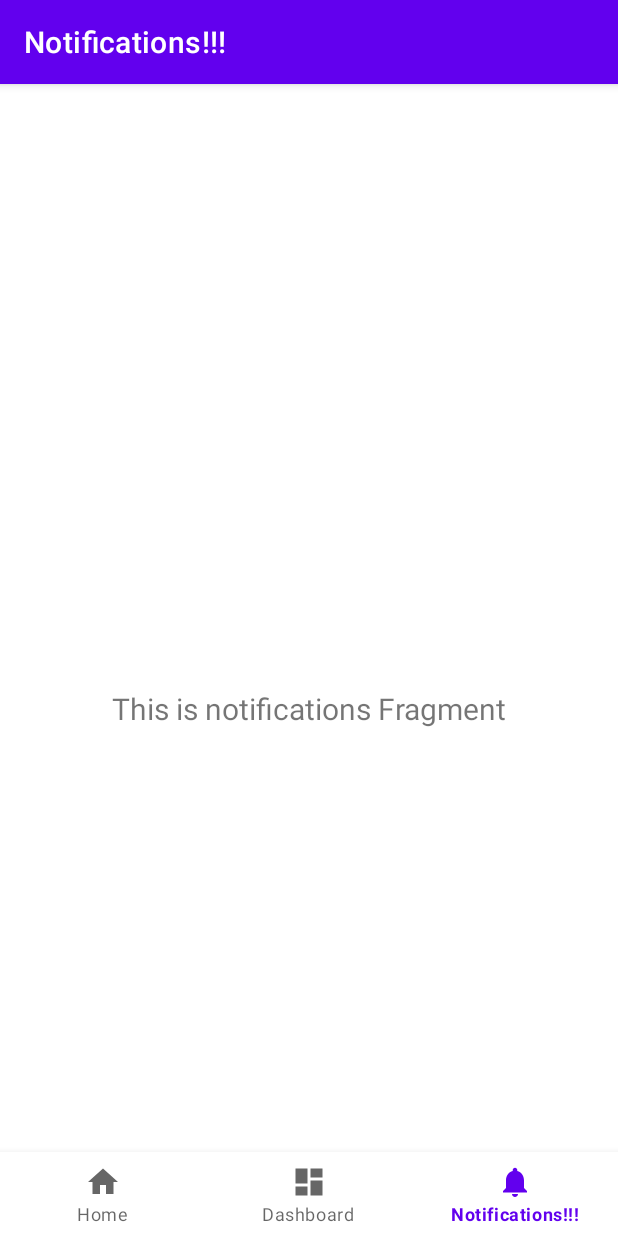
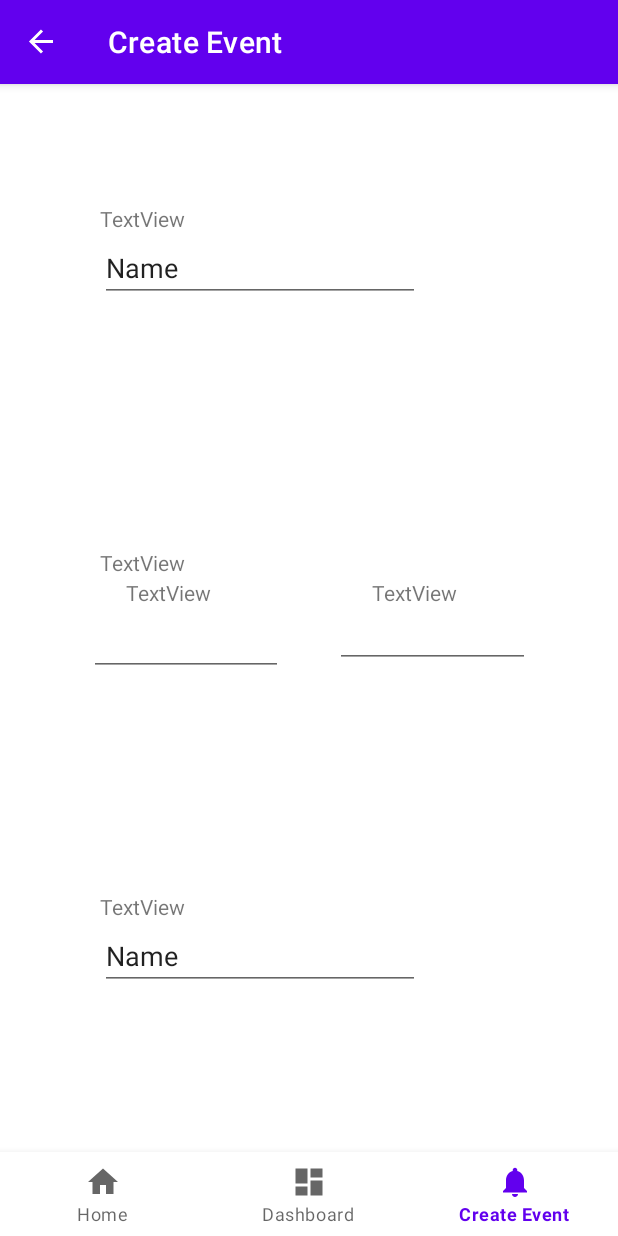
Before and after one commit to LucienLuc/kiwi, an Android app: the screen it shows after launch (MainActivity), item 3 of the bottom bar chosen, on a phone screen of 412 x 824 dp. Run offline under Robolectric (Android 15) with nearby library versions, the phone set to English and light mode, and no system bars; our stand-ins replace navigation-ui.

Commit message:
creation of event creation page

```diff
--- a/app/src/main/java/edu/ucsb/cs/cs184/group2/kiwi/MainActivity.kt
+++ b/app/src/main/java/edu/ucsb/cs/cs184/group2/kiwi/MainActivity.kt
@@ -26,7 +26,7 @@ class MainActivity : AppCompatActivity() {
         // menu should be considered as top level destinations.
         val appBarConfiguration = AppBarConfiguration(
             setOf(
-                R.id.navigation_home, R.id.navigation_dashboard, R.id.navigation_notifications
+                R.id.navigation_home, R.id.navigation_dashboard
             )
         )
         setupActionBarWithNavController(navController, appBarConfiguration)
--- /dev/null
+++ b/app/src/main/java/edu/ucsb/cs/cs184/group2/kiwi/ui/eventCreation/EventCreationFragment.kt
@@ -0,0 +1,37 @@
+package edu.ucsb.cs.cs184.group2.kiwi.ui.eventCreation
+
+import android.os.Bundle
+import android.view.LayoutInflater
+import android.view.View
+import android.view.ViewGroup
+import android.widget.TextView
+import androidx.fragment.app.Fragment
+import androidx.lifecycle.ViewModelProvider
+import edu.ucsb.cs.cs184.group2.kiwi.databinding.FragmentEventCreationBinding
+
+class EventCreationFragment : Fragment() {
+
+    private var _binding: FragmentEventCreationBinding? = null
+
+    // This property is only valid between onCreateView and onDestroyView.
+    private val binding get() = _binding!!
+
+    override fun onCreateView(
+        inflater: LayoutInflater,
+        container: ViewGroup?,
+        savedInstanceState: Bundle?
+    ): View {
+        val eventCreationViewModel =
+            ViewModelProvider(this).get(EventCreationViewModel::class.java)
+
+        _binding = FragmentEventCreationBinding.inflate(inflater, container, false)
+        val root: View = binding.root
+
+        return root
+    }
+
+    override fun onDestroyView() {
+        super.onDestroyView()
+        _binding = null
+    }
+}
--- a/app/src/main/java/edu/ucsb/cs/cs184/group2/kiwi/ui/notifications/NotificationsViewModel.kt
+++ b/app/src/main/java/edu/ucsb/cs/cs184/group2/kiwi/ui/eventCreation/EventCreationViewModel.kt
@@ -1,10 +1,10 @@
-package edu.ucsb.cs.cs184.group2.kiwi.ui.notifications
+package edu.ucsb.cs.cs184.group2.kiwi.ui.eventCreation
 
 import androidx.lifecycle.LiveData
 import androidx.lifecycle.MutableLiveData
 import androidx.lifecycle.ViewModel
 
-class NotificationsViewModel : ViewModel() {
+class EventCreationViewModel : ViewModel() {
 
     private val _text = MutableLiveData<String>().apply {
         value = "This is notifications Fragment"
--- a/app/src/main/java/edu/ucsb/cs/cs184/group2/kiwi/ui/notifications/NotificationsFragment.kt
+++ /dev/null
@@ -1,42 +0,0 @@
-package edu.ucsb.cs.cs184.group2.kiwi.ui.notifications
-
-import android.os.Bundle
-import android.view.LayoutInflater
-import android.view.View
-import android.view.ViewGroup
-import android.widget.TextView
-import androidx.fragment.app.Fragment
-import androidx.lifecycle.ViewModelProvider
-import edu.ucsb.cs.cs184.group2.kiwi.databinding.FragmentNotificationsBinding
-
-class NotificationsFragment : Fragment() {
-
-    private var _binding: FragmentNotificationsBinding? = null
-
-    // This property is only valid between onCreateView and
-    // onDestroyView.
-    private val binding get() = _binding!!
-
-    override fun onCreateView(
-        inflater: LayoutInflater,
-        container: ViewGroup?,
-        savedInstanceState: Bundle?
-    ): View {
-        val notificationsViewModel =
-            ViewModelProvider(this).get(NotificationsViewModel::class.java)
-
-        _binding = FragmentNotificationsBinding.inflate(inflater, container, false)
-        val root: View = binding.root
-
-        val textView: TextView = binding.textNotifications
-        notificationsViewModel.text.observe(viewLifecycleOwner) {
-            textView.text = it
-        }
-        return root
-    }
-
-    override fun onDestroyView() {
-        super.onDestroyView()
-        _binding = null
-    }
-}
--- /dev/null
+++ b/app/src/main/res/layout/fragment_event_creation.xml
@@ -0,0 +1,110 @@
+<?xml version="1.0" encoding="utf-8"?>
+<androidx.constraintlayout.widget.ConstraintLayout xmlns:android="http://schemas.android.com/apk/res/android"
+    xmlns:app="http://schemas.android.com/apk/res-auto"
+    xmlns:tools="http://schemas.android.com/tools"
+    android:layout_width="match_parent"
+    android:layout_height="match_parent"
+    tools:context=".ui.eventCreation.EventCreationFragment">
+
+    <TextView
+        android:id="@+id/textViewName"
+        android:layout_width="80dp"
+        android:layout_height="20dp"
+        android:layout_marginTop="24dp"
+        android:text="TextView"
+        app:layout_constraintEnd_toEndOf="parent"
+        app:layout_constraintHorizontal_bias="0.2"
+        app:layout_constraintStart_toStartOf="parent"
+        app:layout_constraintTop_toTopOf="parent" />
+
+    <TextView
+        android:id="@+id/textViewDateNTime"
+        android:layout_width="80dp"
+        android:layout_height="20dp"
+        android:text="TextView"
+        app:layout_constraintBottom_toTopOf="@+id/textViewLocation"
+        app:layout_constraintEnd_toEndOf="parent"
+        app:layout_constraintHorizontal_bias="0.2"
+        app:layout_constraintStart_toStartOf="parent"
+        app:layout_constraintTop_toBottomOf="@+id/textViewName" />
+
+    <TextView
+        android:id="@+id/textViewLocation"
+        android:layout_width="80dp"
+        android:layout_height="20dp"
+        android:text="TextView"
+        app:layout_constraintBottom_toBottomOf="parent"
+        app:layout_constraintEnd_toEndOf="parent"
+        app:layout_constraintHorizontal_bias="0.2"
+        app:layout_constraintStart_toStartOf="parent"
+        app:layout_constraintTop_toBottomOf="@+id/textViewDateNTime" />
+
+    <EditText
+        android:id="@+id/editTextName"
+        android:layout_width="wrap_content"
+        android:layout_height="wrap_content"
+        android:ems="10"
+        android:inputType="textPersonName"
+        android:text="Name"
+        app:layout_constraintStart_toStartOf="@+id/textViewName"
+        app:layout_constraintTop_toBottomOf="@+id/textViewName" />
+
+    <EditText
+        android:id="@+id/editTextDate"
+        android:layout_width="130dp"
+        android:layout_height="40dp"
+        android:ems="10"
+        android:inputType="date"
+        app:layout_constraintEnd_toEndOf="@+id/textViewDate"
+        app:layout_constraintStart_toStartOf="@+id/textViewDate"
+        app:layout_constraintTop_toBottomOf="@+id/textViewDate" />
+
+    <EditText
+        android:id="@+id/editTextTime"
+        android:layout_width="129dp"
+        android:layout_height="45dp"
+        android:ems="10"
+        android:inputType="time"
+        app:layout_constraintEnd_toEndOf="@+id/textViewTime"
+        app:layout_constraintStart_toStartOf="@+id/textViewTime"
+        app:layout_constraintTop_toBottomOf="@+id/textViewTime" />
+
+    <EditText
+        android:id="@+id/editTextLocation"
+        android:layout_width="wrap_content"
+        android:layout_height="wrap_content"
+        android:ems="10"
+        android:inputType="textPersonName"
+        android:text="Name"
+        app:layout_constraintStart_toStartOf="@+id/textViewLocation"
+        app:layout_constraintTop_toBottomOf="@+id/textViewLocation" />
+
+    <TextView
+        android:id="@+id/textViewTime"
+        android:layout_width="80dp"
+        android:layout_height="20dp"
+        android:text="TextView"
+        app:layout_constraintEnd_toStartOf="@+id/textViewDate"
+        app:layout_constraintHorizontal_bias="0.5"
+        app:layout_constraintStart_toStartOf="parent"
+        app:layout_constraintTop_toBottomOf="@+id/textViewDateNTime" />
+
+    <TextView
+        android:id="@+id/textViewDate"
+        android:layout_width="80dp"
+        android:layout_height="20dp"
+        android:text="TextView"
+        app:layout_constraintEnd_toEndOf="parent"
+        app:layout_constraintHorizontal_bias="0.5"
+        app:layout_constraintStart_toEndOf="@+id/textViewTime"
+        app:layout_constraintTop_toTopOf="@+id/textViewTime" />
+
+    <Button
+        android:id="@+id/buttonSubmit"
+        android:layout_width="wrap_content"
+        android:layout_height="wrap_content"
+        android:text="Button"
+        app:layout_constraintBottom_toBottomOf="parent"
+        app:layout_constraintEnd_toEndOf="parent" />
+
+</androidx.constraintlayout.widget.ConstraintLayout>
--- a/app/src/main/res/layout/fragment_notifications.xml
+++ /dev/null
@@ -1,22 +0,0 @@
-<?xml version="1.0" encoding="utf-8"?>
-<androidx.constraintlayout.widget.ConstraintLayout xmlns:android="http://schemas.android.com/apk/res/android"
-    xmlns:app="http://schemas.android.com/apk/res-auto"
-    xmlns:tools="http://schemas.android.com/tools"
-    android:layout_width="match_parent"
-    android:layout_height="match_parent"
-    tools:context=".ui.notifications.NotificationsFragment">
-
-    <TextView
-        android:id="@+id/text_notifications"
-        android:layout_width="match_parent"
-        android:layout_height="wrap_content"
-        android:layout_marginStart="8dp"
-        android:layout_marginTop="8dp"
-        android:layout_marginEnd="8dp"
-        android:textAlignment="center"
-        android:textSize="20sp"
-        app:layout_constraintBottom_toBottomOf="parent"
-        app:layout_constraintEnd_toEndOf="parent"
-        app:layout_constraintStart_toStartOf="parent"
-        app:layout_constraintTop_toTopOf="parent" />
-</androidx.constraintlayout.widget.ConstraintLayout>
--- a/app/src/main/res/menu/bottom_nav_menu.xml
+++ b/app/src/main/res/menu/bottom_nav_menu.xml
@@ -12,8 +12,8 @@
         android:title="@string/title_dashboard" />
 
     <item
-        android:id="@+id/navigation_notifications"
+        android:id="@+id/navigation_event_creation"
         android:icon="@drawable/ic_notifications_black_24dp"
-        android:title="@string/title_notifications" />
+        android:title="@string/title_event_creation" />
 
 </menu>
--- a/app/src/main/res/navigation/mobile_navigation.xml
+++ b/app/src/main/res/navigation/mobile_navigation.xml
@@ -18,8 +18,8 @@
         tools:layout="@layout/fragment_dashboard" />
 
     <fragment
-        android:id="@+id/navigation_notifications"
-        android:name="edu.ucsb.cs.cs184.group2.kiwi.ui.notifications.NotificationsFragment"
-        android:label="@string/title_notifications"
-        tools:layout="@layout/fragment_notifications" />
+        android:id="@+id/navigation_event_creation"
+        android:name="edu.ucsb.cs.cs184.group2.kiwi.ui.eventCreation.EventCreationFragment"
+        android:label="@string/title_event_creation"
+        tools:layout="@layout/fragment_event_creation" />
 </navigation>
--- a/app/src/main/res/values/strings.xml
+++ b/app/src/main/res/values/strings.xml
@@ -2,5 +2,5 @@
     <string name="app_name">Kiwi</string>
     <string name="title_home">Home</string>
     <string name="title_dashboard">Dashboard</string>
-    <string name="title_notifications">Notifications!!!</string>
+    <string name="title_event_creation">Create Event</string>
 </resources>
```
